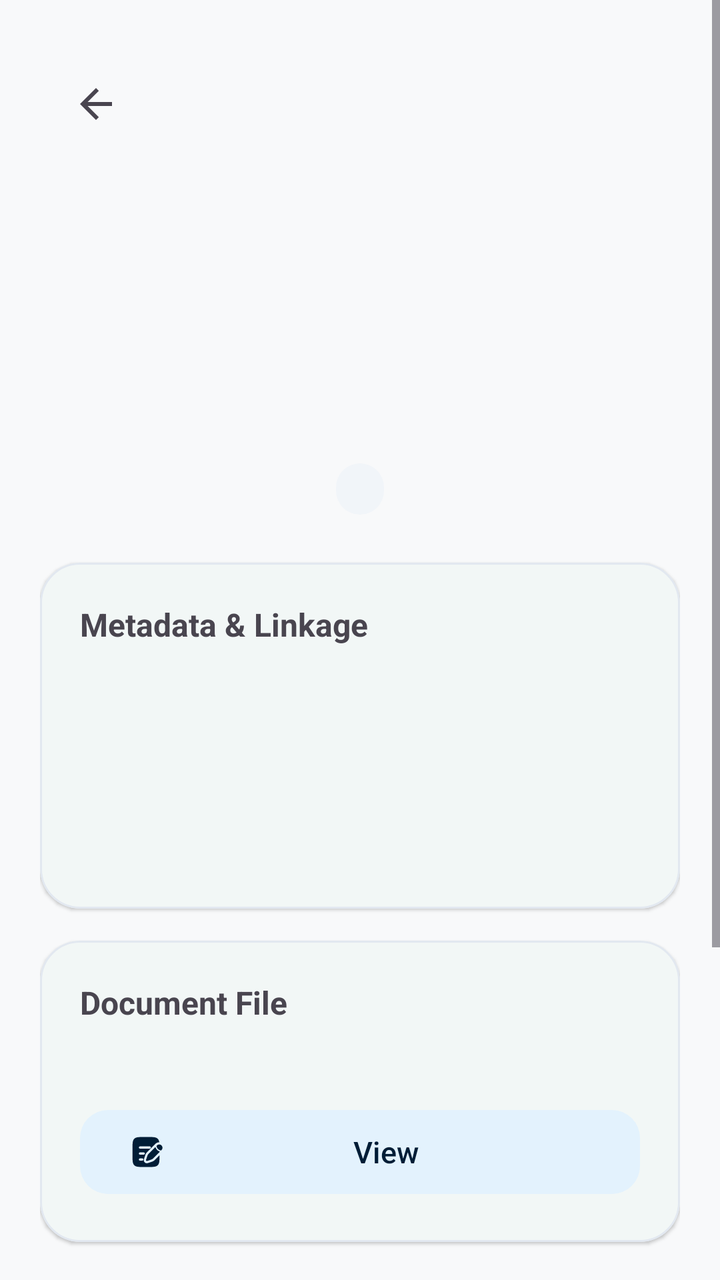
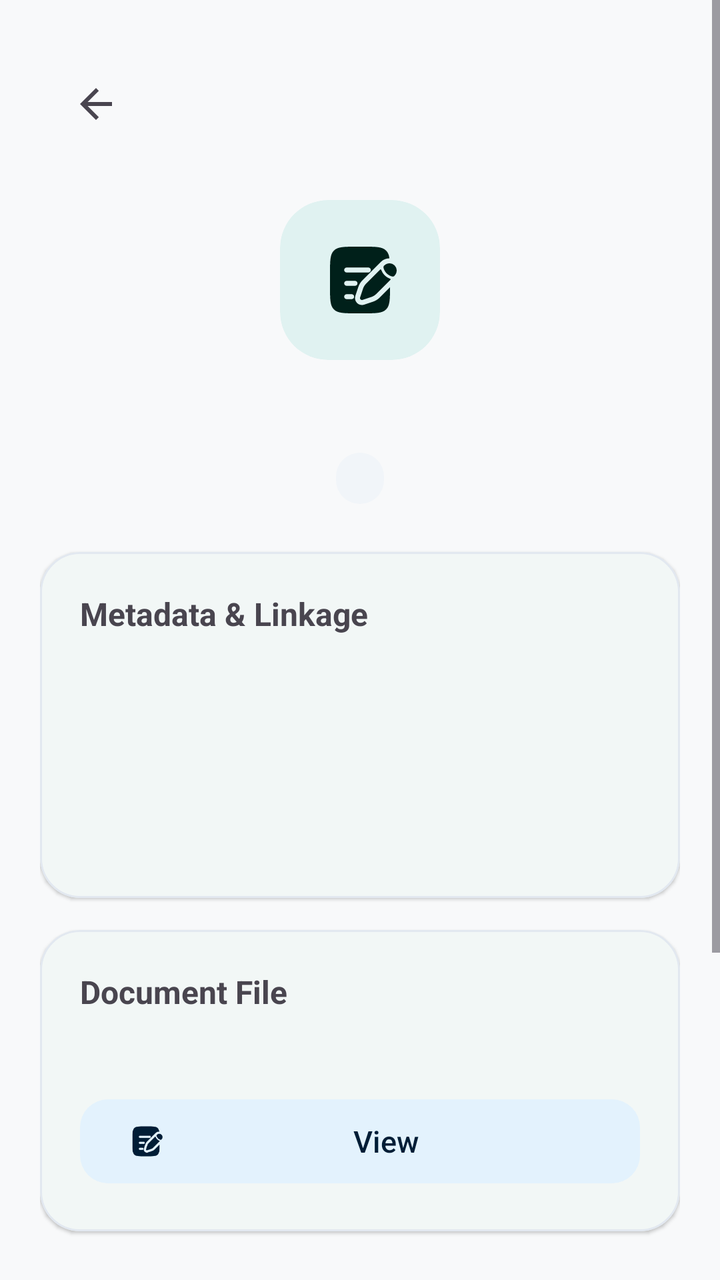

The first picture is an Android layout as it rendered before a commit; the second is the same layout after the commit. The layout source and the unified diff follow.
<!-- AndroidManifest.xml: application theme Theme.RobHouseRental -->
<!-- res/layout/activity_document_details.xml -->
<?xml version="1.0" encoding="utf-8"?>
<ScrollView
    xmlns:android="http://schemas.android.com/apk/res/android"
    xmlns:app="http://schemas.android.com/apk/res-auto"
    android:layout_width="match_parent"
    android:layout_height="match_parent"
    android:fitsSystemWindows="true"
    android:fillViewport="true">

    <LinearLayout
        android:layout_width="match_parent"
        android:layout_height="wrap_content"
        android:orientation="vertical"
        android:padding="20dp">

        
        <com.google.android.material.appbar.MaterialToolbar
            android:id="@+id/toolbarDocumentDetails"
            android:layout_width="match_parent"
            android:layout_height="?attr/actionBarSize"
            android:title="@string/unified_document_details_title"
            app:navigationIcon="@drawable/ic_arrow_back" />

        
        <TextView
            android:id="@+id/tvDocDetailsIcon"
            android:layout_width="match_parent"
            android:layout_height="wrap_content"
            android:layout_marginTop="16dp"
            android:gravity="center"
            android:text=""
            android:textSize="64sp" />

        <TextView
            android:id="@+id/tvDocDetailsDisplayName"
            android:layout_width="match_parent"
            android:layout_height="wrap_content"
            android:layout_marginTop="8dp"
            android:gravity="center"
            
            android:textSize="24sp"
            android:textStyle="bold" />

        <TextView
            android:id="@+id/tvDocDetailsCategoryBadge"
            android:layout_width="wrap_content"
            android:layout_height="wrap_content"
            android:layout_gravity="center_horizontal"
            android:layout_marginTop="6dp"
            android:background="@drawable/bg_status_badge"
            android:paddingHorizontal="12dp"
            android:paddingVertical="4dp"
            
            android:textSize="13sp"
            android:textStyle="bold" />

        
        <com.google.android.material.card.MaterialCardView
            android:layout_width="match_parent"
            android:layout_height="wrap_content"
            android:layout_marginTop="24dp"
            app:cardCornerRadius="20dp"
            app:cardElevation="1dp"
            app:strokeWidth="1dp">

            <LinearLayout
                android:layout_width="match_parent"
                android:layout_height="wrap_content"
                android:orientation="vertical"
                android:padding="20dp">

                <TextView
                    android:layout_width="match_parent"
                    android:layout_height="wrap_content"
                    android:text="@string/metadata_and_linkage"
                    android:textSize="16sp"
                    android:textStyle="bold" />

                
                <TextView
                    android:id="@+id/tvDocDetailsLinkedEntity"
                    android:layout_width="match_parent"
                    android:layout_height="wrap_content"
                    android:layout_marginTop="12dp"
                    
                    android:textSize="15sp"
                    android:textStyle="bold" />

                
                <TextView
                    android:id="@+id/tvDocDetailsFileInfo"
                    android:layout_width="match_parent"
                    android:layout_height="wrap_content"
                    android:layout_marginTop="8dp"
                    
                    android:textSize="14sp" />

                
                <TextView
                    android:id="@+id/tvDocDetailsDate"
                    android:layout_width="match_parent"
                    android:layout_height="wrap_content"
                    android:layout_marginTop="6dp"
                    
                    android:textSize="14sp" />

                
                <TextView
                    android:id="@+id/tvDocDetailsNotes"
                    android:layout_width="match_parent"
                    android:layout_height="wrap_content"
                    android:layout_marginTop="8dp"
                    
                    android:textSize="14sp" />

            </LinearLayout>

        </com.google.android.material.card.MaterialCardView>

        
        <com.google.android.material.card.MaterialCardView
            android:layout_width="match_parent"
            android:layout_height="wrap_content"
            android:layout_marginTop="16dp"
            app:cardCornerRadius="20dp"
            app:cardElevation="1dp"
            app:strokeWidth="1dp">

            <LinearLayout
                android:layout_width="match_parent"
                android:layout_height="wrap_content"
                android:orientation="vertical"
                android:padding="20dp">

                <TextView
                    android:layout_width="match_parent"
                    android:layout_height="wrap_content"
                    android:text="@string/doc_type_general"
                    android:textSize="16sp"
                    android:textStyle="bold" />

                <TextView
                    android:id="@+id/tvDocDetailsFileName"
                    android:layout_width="match_parent"
                    android:layout_height="wrap_content"
                    android:layout_marginTop="8dp"
                    android:ellipsize="middle"
                    android:maxLines="1"
                    
                    android:textSize="14sp"
                    android:textStyle="bold" />

                <com.google.android.material.button.MaterialButton
                    android:id="@+id/btnOpenDocumentFile"
                    style="@style/Widget.Material3.Button.TonalButton"
                    android:layout_width="match_parent"
                    android:layout_height="wrap_content"
                    android:layout_marginTop="12dp"
                    android:minHeight="50dp"
                    android:text="@string/view_document"
                    android:textSize="15sp"
                    app:cornerRadius="14dp"
                    app:icon="@drawable/ic_document" />

            </LinearLayout>

        </com.google.android.material.card.MaterialCardView>

        
        <com.google.android.material.button.MaterialButton
            android:id="@+id/btnRenameDocument"
            android:layout_width="match_parent"
            android:layout_height="wrap_content"
            android:layout_marginTop="24dp"
            android:minHeight="56dp"
            android:text="@string/rename_document"
            android:textSize="16sp"
            app:cornerRadius="16dp" />

        <com.google.android.material.button.MaterialButton
            android:id="@+id/btnArchiveDocument"
            style="@style/Widget.Material3.Button.OutlinedButton"
            android:layout_width="match_parent"
            android:layout_height="wrap_content"
            android:layout_marginTop="12dp"
            android:minHeight="52dp"
            android:text="@string/archive_expense"
            android:textSize="16sp"
            app:cornerRadius="16dp" />

        <com.google.android.material.button.MaterialButton
            android:id="@+id/btnDeleteDocument"
            style="@style/Widget.Material3.Button.TextButton"
            android:layout_width="match_parent"
            android:layout_height="wrap_content"
            android:layout_marginTop="4dp"
            android:minHeight="52dp"
            android:text="@string/delete_document"
            android:textColor="?attr/colorError"
            android:textSize="16sp" />

        <Space
            android:layout_width="match_parent"
            android:layout_height="24dp" />

    </LinearLayout>

</ScrollView>
<!-- resources referenced by this layout -->
<resources>
  <!-- drawable bg_status_badge (drawable) -->
  <?xml version="1.0" encoding="utf-8"?>
  <shape xmlns:android="http://schemas.android.com/apk/res/android"
      android:shape="rectangle">
      <corners android:radius="12dp" />
      <solid android:color="@color/md_theme_surfaceVariant" />
  </shape>
  <!-- drawable ic_arrow_back (drawable) -->
  <vector xmlns:android="http://schemas.android.com/apk/res/android"
      android:width="24dp"
      android:height="24dp"
      android:viewportWidth="24"
      android:viewportHeight="24"
      android:tint="?attr/colorControlNormal">
    <path
        android:fillColor="#FF000000"
        android:pathData="M20,11H7.83l5.59,-5.59L12,4l-8,8 8,8 1.41,-1.41L7.83,13H20v-2z"/>
  </vector>
  <string name="archive_expense">Archive Expense</string>
  <string name="delete_document">Delete</string>
  <string name="doc_type_general">Document File</string>
  <string name="metadata_and_linkage">Metadata &amp; Linkage</string>
  <string name="rename_document">Rename Document</string>
  <string name="unified_document_details_title">Document Details</string>
  <string name="view_document">View</string>
  <style name="Theme.RobHouseRental" parent="Base.Theme.RobHouseRental" />
  <color name="md_theme_surfaceVariant">#F1F5F9</color>
  <color name="md_theme_primary">#00695C</color>
  <color name="md_theme_onPrimary">#FFFFFF</color>
  <color name="md_theme_primaryContainer">#E0F2F1</color>
  <color name="md_theme_onPrimaryContainer">#00201A</color>
  <color name="md_theme_secondary">#1565C0</color>
  <color name="md_theme_onSecondary">#FFFFFF</color>
  <color name="md_theme_secondaryContainer">#E3F2FD</color>
  <color name="md_theme_onSecondaryContainer">#001D36</color>
  <color name="md_theme_tertiary">#6D4C41</color>
  <color name="md_theme_onTertiary">#FFFFFF</color>
  <color name="md_theme_tertiaryContainer">#EFEBE9</color>
  <color name="md_theme_onTertiaryContainer">#25150F</color>
  <color name="md_theme_background">#F8F9FA</color>
  <color name="md_theme_onBackground">#191C1D</color>
  <color name="md_theme_surface">#FFFFFF</color>
  <color name="md_theme_onSurface">#191C1D</color>
  <color name="md_theme_onSurfaceVariant">#475569</color>
  <color name="md_theme_outline">#CBD5E1</color>
  <style name="Widget.App.CardView" parent="Widget.Material3.CardView.Elevated">
          <item name="cardCornerRadius">16dp</item>
          <item name="cardElevation">1dp</item>
          <item name="strokeWidth">1dp</item>
          <item name="strokeColor">@color/md_theme_outlineVariant</item>
          <item name="cardBackgroundColor">@color/md_theme_surface</item>
      </style>
  <color name="md_theme_outlineVariant">#E2E8F0</color>
  <!-- unchanged entries left out for length: 2 -->
</resources>

<!-- the commit's change to res/layout/activity_document_details.xml (unified diff, before → after) -->
@@ -22,14 +22,24 @@
             app:navigationIcon="@drawable/ic_arrow_back" />
 
         
-        <TextView
-            android:id="@+id/tvDocDetailsIcon"
-            android:layout_width="match_parent"
-            android:layout_height="wrap_content"
+        <com.google.android.material.card.MaterialCardView
+            android:layout_width="80dp"
+            android:layout_height="80dp"
             android:layout_marginTop="16dp"
-            android:gravity="center"
-            android:text=""
-            android:textSize="64sp" />
+            android:layout_gravity="center_horizontal"
+            app:cardBackgroundColor="?attr/colorPrimaryContainer"
+            app:cardCornerRadius="24dp"
+            app:cardElevation="0dp"
+            app:strokeWidth="0dp">
+
+            <ImageView
+                android:layout_width="40dp"
+                android:layout_height="40dp"
+                android:layout_gravity="center"
+                android:src="@drawable/ic_document"
+                app:tint="?attr/colorOnPrimaryContainer" />
+
+        </com.google.android.material.card.MaterialCardView>
 
         <TextView
             android:id="@+id/tvDocDetailsDisplayName"
